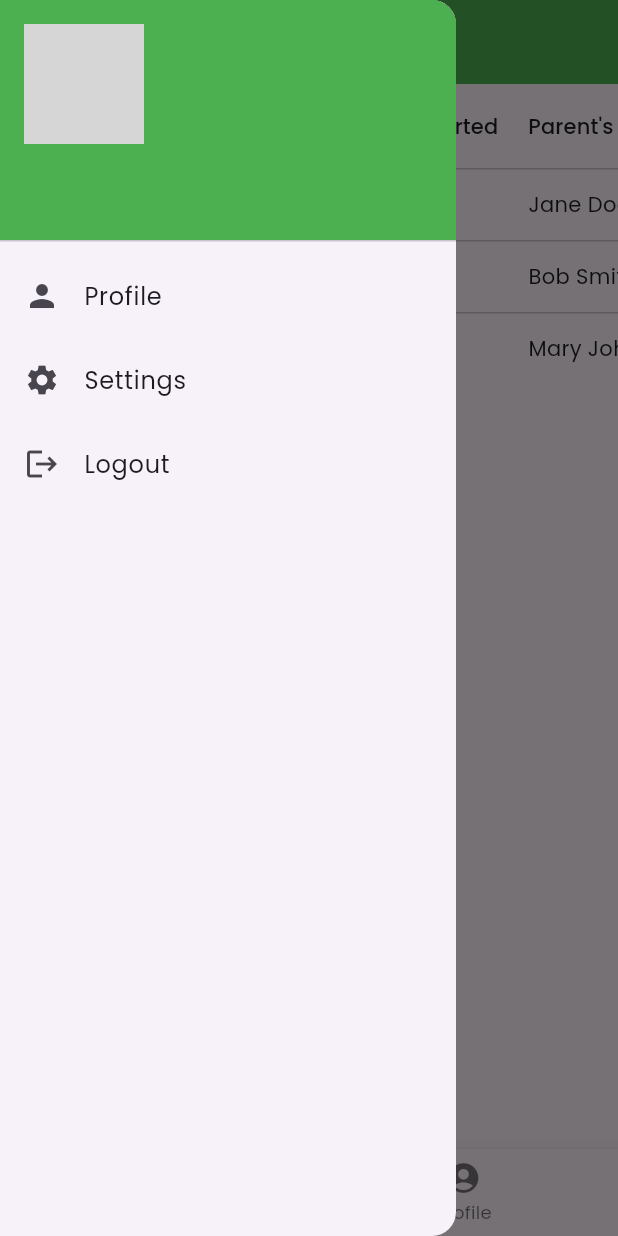
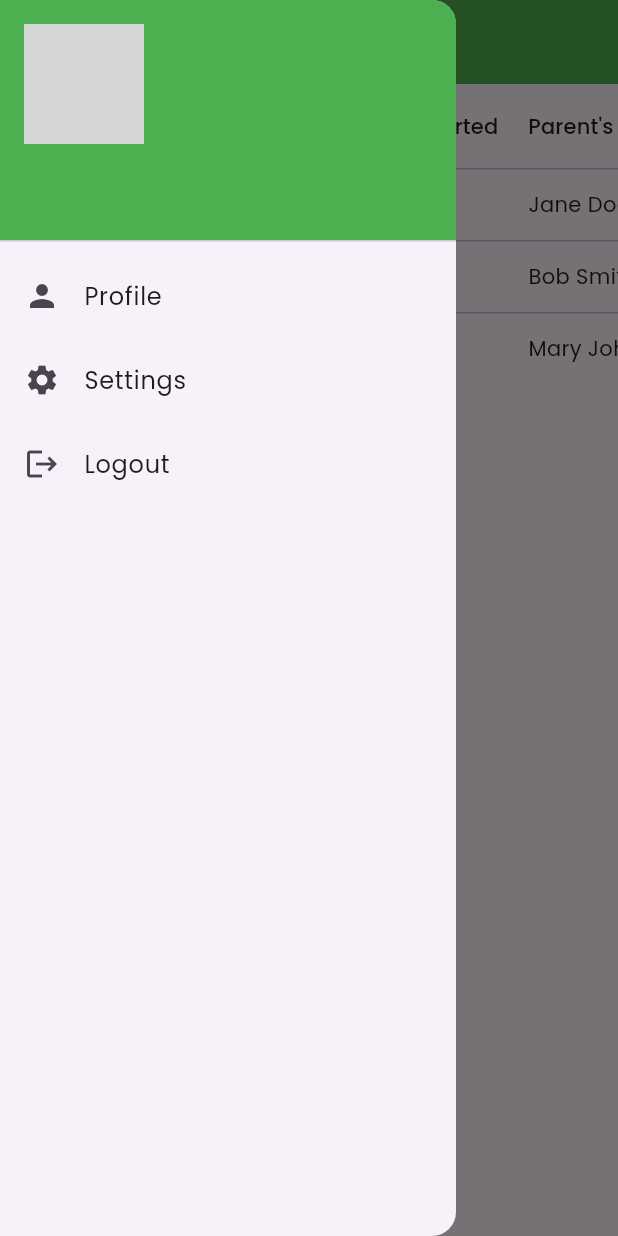
Before and after one commit to helviz/metroshuttle, a Flutter app: the CoordinatorHomeScreen screen opened directly with empty values, after a tap on the "menu" icon, on a phone screen of 412 x 824 dp. Run offline on Flutter 3.47's test engine with Material 3 defaults, Android fonts, the phone set to English and light mode, and no system bars; our stand-ins replace cloud_firestore, firebase_auth, firebase_core, firebase_storage, flutter_animate, flutter_credit_card and 10 more; missing offline and left inert: fl_country_code_picker, flutter_google_places, google_maps_webservice, google_place; accounts and stored records are empty; network calls fail; grey boxes are pictures that could not be loaded.

Commit message:
removed the buttom screen navigator

```diff
--- a/lib/views/coordinator/coordinator_homescreen.dart
+++ b/lib/views/coordinator/coordinator_homescreen.dart
@@ -9,7 +9,8 @@ import 'package:metroshuttle/views/my_profile.dart';
 class CoordinatorHomeScreen extends StatefulWidget {
   final String userId;
 
-  const CoordinatorHomeScreen({Key? key, required this.userId}) : super(key: key);
+  const CoordinatorHomeScreen({Key? key, required this.userId})
+      : super(key: key);
 
   @override
   _CoordinatorHomeScreenState createState() => _CoordinatorHomeScreenState();
@@ -17,25 +18,8 @@ class CoordinatorHomeScreen extends StatefulWidget {
 
 class _CoordinatorHomeScreenState extends State<CoordinatorHomeScreen> {
   final GlobalKey<ScaffoldState> _scaffoldKey = GlobalKey<ScaffoldState>();
-  int _selectedIndex = 0;
-
-  late final List<Widget> _pages;
 
   @override
-  void initState() {
-    super.initState();
-    _pages = [
-      ChildArrivalTable(),
-      // ProfilePage(), // Assuming you have a ProfilePage
-    ];
-  }
-
-  void _onItemTapped(int index) {
-    setState(() {
-      _selectedIndex = index;
-    });
-  }
-
   void _logout() async {
     await FirebaseAuth.instance.signOut();
     Get.offAll(() => DecisionScreen());
@@ -55,23 +39,9 @@ class _CoordinatorHomeScreenState extends State<CoordinatorHomeScreen> {
           },
         ),
       ),
-      body: _pages[_selectedIndex],
-      drawer: CoordinatorSidePanel(logoutCallback: _logout, userId: widget.userId),
-      bottomNavigationBar: BottomNavigationBar(
-        items: const <BottomNavigationBarItem>[
-          BottomNavigationBarItem(
-            icon: Icon(Icons.person_add),
-            label: 'Register',
-          ),
-          BottomNavigationBarItem(
-            icon: Icon(Icons.account_circle),
-            label: 'Profile',
-          ),
-        ],
-        currentIndex: _selectedIndex,
-        selectedItemColor: Colors.green,
-        onTap: _onItemTapped,
-      ),
+      body: ChildArrivalTable(),
+      drawer:
+          CoordinatorSidePanel(logoutCallback: _logout, userId: widget.userId),
     );
   }
 }
@@ -80,7 +50,9 @@ class CoordinatorSidePanel extends StatefulWidget {
   final VoidCallback logoutCallback;
   final String userId;
 
-  const CoordinatorSidePanel({Key? key, required this.logoutCallback, required this.userId}) : super(key: key);
+  const CoordinatorSidePanel(
+      {Key? key, required this.logoutCallback, required this.userId})
+      : super(key: key);
 
   @override
   _CoordinatorSidePanelState createState() => _CoordinatorSidePanelState();
@@ -100,7 +72,10 @@ class _CoordinatorSidePanelState extends State<CoordinatorSidePanel> {
     User? user = FirebaseAuth.instance.currentUser;
     if (user != null) {
       try {
-        DocumentSnapshot userDoc = await FirebaseFirestore.instance.collection('users').doc(user.uid).get();
+        DocumentSnapshot userDoc = await FirebaseFirestore.instance
+            .collection('users')
+            .doc(user.uid)
+            .get();
         if (userDoc.exists) {
           setState(() {
             _imageUrl = userDoc['imageUrl'];
```
